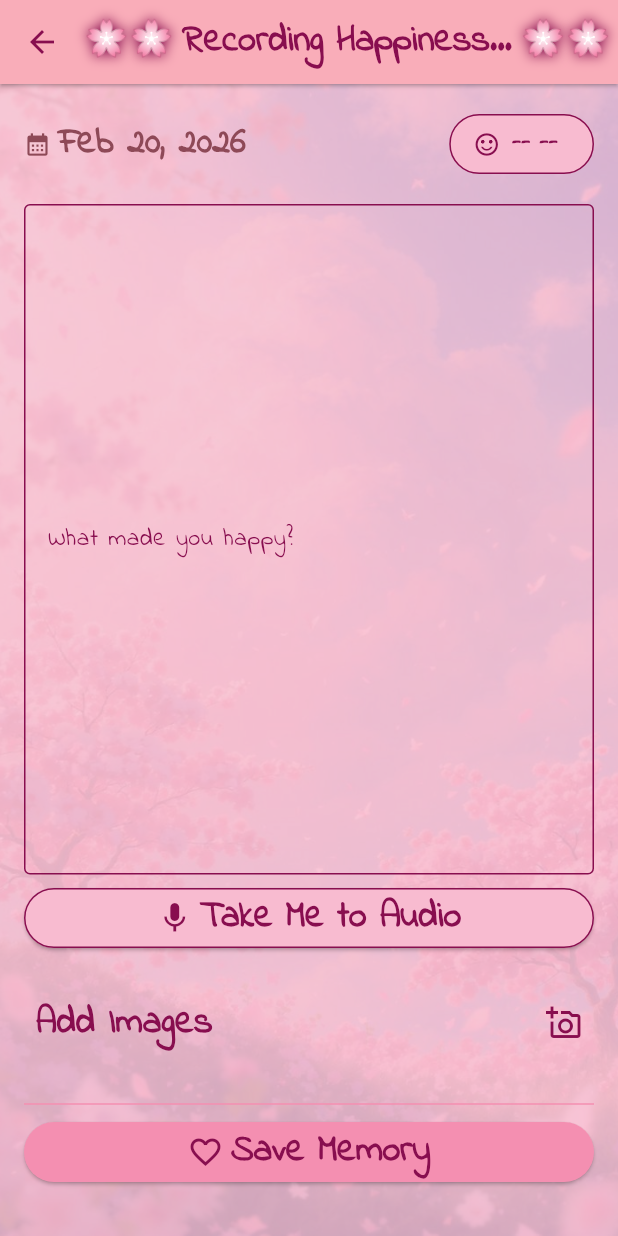
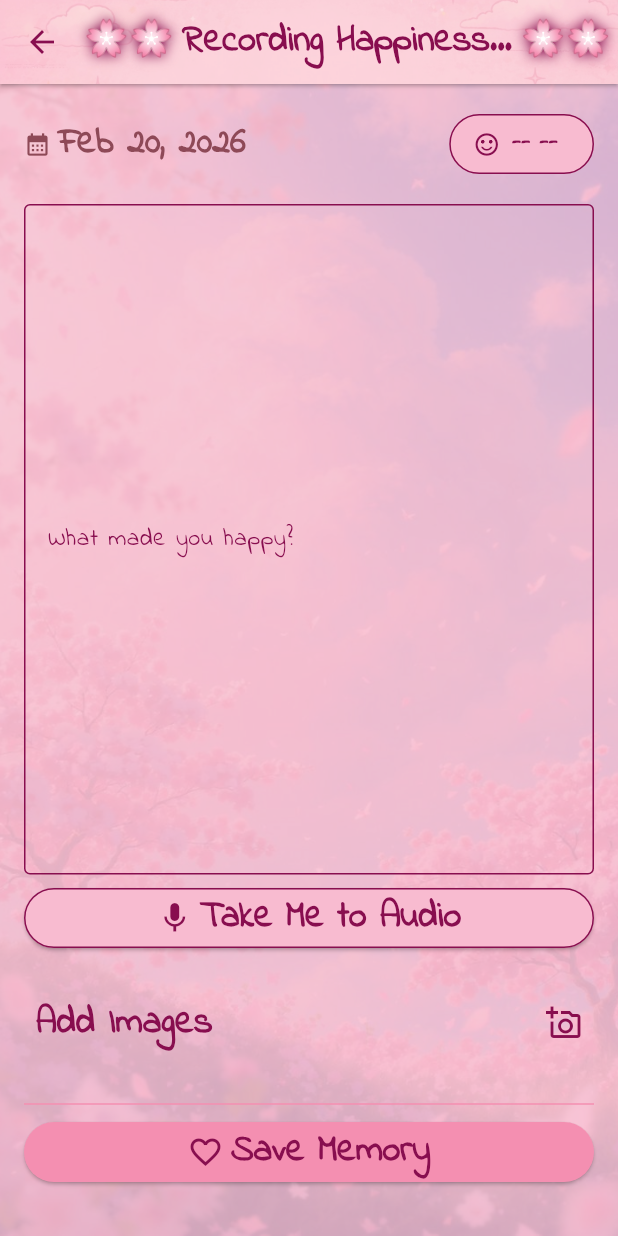
Before and after one commit to miracleanupam/ADiary, a Flutter app: the AddEntry screen opened directly with empty values, on a phone screen of 412 x 824 dp. Run offline on Flutter 3.47's test engine with Material 3 defaults, Android fonts, the light colour scheme and no system bars; our stand-ins replace audioplayers, file_picker, flutter_image_compress, flutter_local_notifications, flutter_secure_storage, flutter_timezone and 6 more; missing offline and left inert: record; accounts and stored records are empty.

Commit message:
app bar background

```diff
--- a/lib/constants.dart
+++ b/lib/constants.dart
@@ -30,6 +30,15 @@ final BoxDecoration bgDecoration = BoxDecoration(
         fit: BoxFit.cover,
         colorFilter: ColorFilter.mode(
             Colors.black.withValues(alpha: 0.25), BlendMode.dstATop)));
+
+final Widget appBarBg = Container(
+  decoration: BoxDecoration(
+      image: DecorationImage(
+          image: AssetImage('assets/images/stars.jpeg'),
+          fit: BoxFit.cover,
+          colorFilter: ColorFilter.mode(
+              Colors.black.withValues(alpha: 0.6), BlendMode.dstATop))),
+);
 
 final List<Map<String, dynamic>> MOOD_OPTIONS = [
   {
--- a/lib/screens/add_entry.dart
+++ b/lib/screens/add_entry.dart
@@ -197,6 +197,7 @@ class _AddEntryState extends State<AddEntry> {
     return Scaffold(
       backgroundColor: Colors.pink.shade100,
       appBar: AppBar(
+        flexibleSpace: constants.appBarBg,
         backgroundColor: Theme.of(context).colorScheme.inversePrimary,
         title: AddEntryTitle(),
       ),
--- a/lib/screens/display_entry.dart
+++ b/lib/screens/display_entry.dart
@@ -69,6 +69,7 @@ class _DisplayEntryState extends State<DisplayEntry> {
     return Scaffold(
       backgroundColor: Colors.pink.shade100,
       appBar: AppBar(
+        flexibleSpace: constants.appBarBg,
         backgroundColor: Theme.of(context).colorScheme.inversePrimary,
         title: Text.rich(TextSpan(children: [
           TextSpan(
--- a/lib/screens/home.dart
+++ b/lib/screens/home.dart
@@ -42,6 +42,7 @@ class _MyHomePageState extends State<MyHomePage> {
     return Scaffold(
       backgroundColor: Colors.pink.shade100,
       appBar: AppBar(
+        flexibleSpace: constants.appBarBg,
         backgroundColor: Theme.of(context).colorScheme.inversePrimary,
         title: Text(
             "${constants.homePageWidgetTitleListsForAppBar[_drawerScreen]}"),
--- a/pubspec.yaml
+++ b/pubspec.yaml
@@ -98,6 +98,7 @@ flutter:
   assets:
     - assets/images/drawer_header_background.png
     - assets/images/nature.jpg
+    - assets/images/stars.jpeg
 
   # An image asset can refer to one or more resolution-specific "variants", see
   # https://flutter.dev/to/resolution-aware-images
```
Also changed, not shown: assets/images/stars.jpeg (added).
